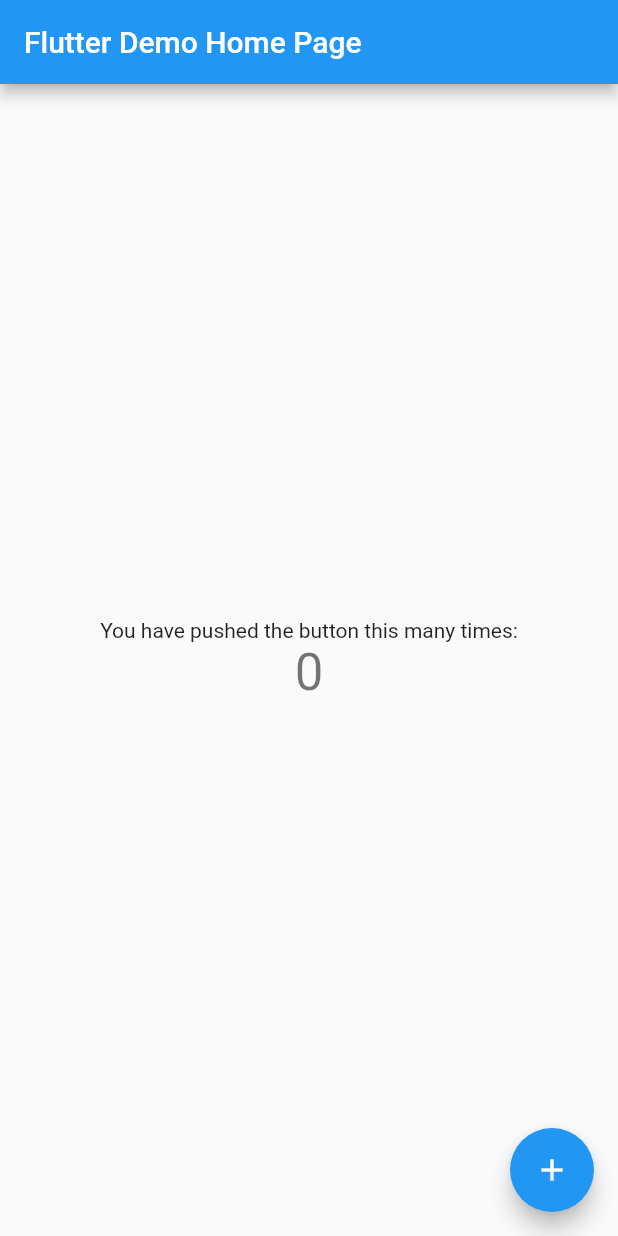
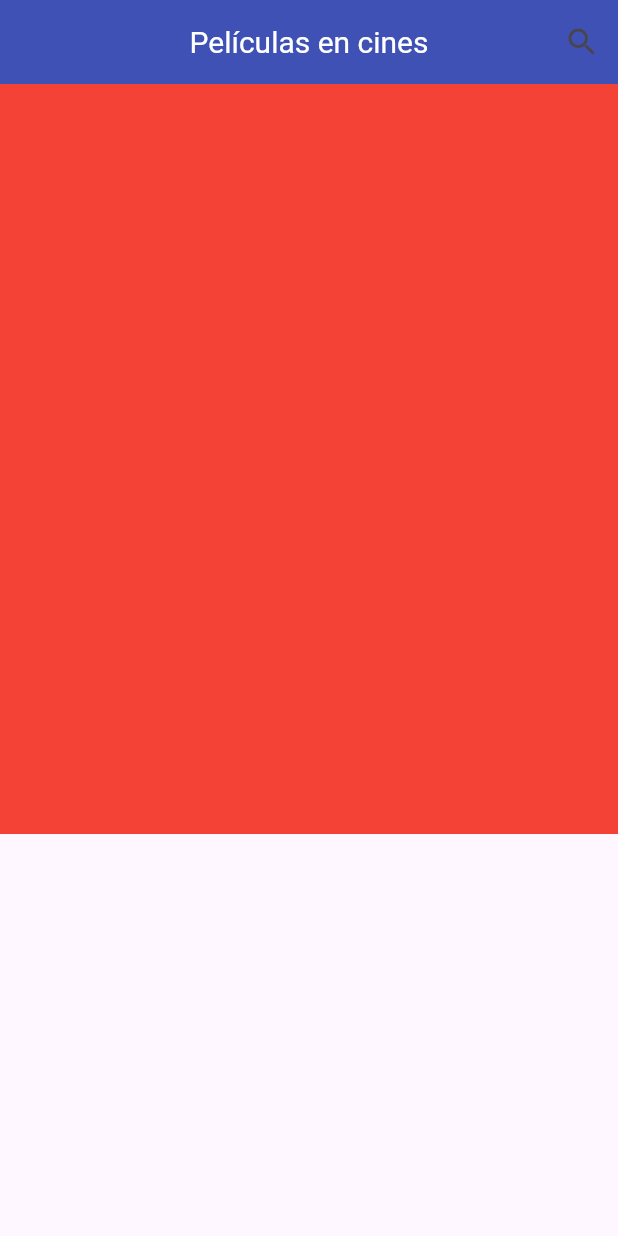
Before and after one commit to AloreBB/peliculas, a Flutter app: the screen it shows after launch, on a phone screen of 412 x 824 dp. Run offline on Flutter 3.47's test engine with Material 2 defaults, Android fonts, the phone set to English and light mode, and no system bars.

Commit message:
Tema global del appBar

```diff
--- a/lib/main.dart
+++ b/lib/main.dart
@@ -1,115 +1,30 @@
 import 'package:flutter/material.dart';
 
-void main() {
-  runApp(const MyApp());
-}
+import 'package:peliculas/screens/screens.dart';
+
+void main() => runApp(const MyApp());
 
 class MyApp extends StatelessWidget {
   const MyApp({super.key});
 
-  // This widget is the root of your application.
   @override
   Widget build(BuildContext context) {
     return MaterialApp(
-      title: 'Flutter Demo',
-      theme: ThemeData(
-        // This is the theme of your application.
-        //
-        // Try running your application with "flutter run". You'll see the
-        // application has a blue toolbar. Then, without quitting the app, try
-        // changing the primarySwatch below to Colors.green and then invoke
-        // "hot reload" (press "r" in the console where you ran "flutter run",
-        // or simply save your changes to "hot reload" in a Flutter IDE).
-        // Notice that the counter didn't reset back to zero; the application
-        // is not restarted.
-        primarySwatch: Colors.blue,
+      debugShowCheckedModeBanner: false,
+      title: 'Películas',
+      initialRoute: 'home',
+      routes: {
+        'home':( _ ) => const HomeScreen(),
+        'detail':( _ ) => const DetailsScreen(),
+      },
+      theme: ThemeData.light( useMaterial3: true ).copyWith(
+        appBarTheme: const AppBarTheme(
+          color: Colors.indigo,
+          elevation: 0,
+          titleTextStyle: TextStyle( color: Colors.white, fontSize: 20),
+          centerTitle: true,
+        )
       ),
-      home: const MyHomePage(title: 'Flutter Demo Home Page'),
     );
   }
 }
-
-class MyHomePage extends StatefulWidget {
-  const MyHomePage({super.key, required this.title});
-
-  // This widget is the home page of your application. It is stateful, meaning
-  // that it has a State object (defined below) that contains fields that affect
-  // how it looks.
-
-  // This class is the configuration for the state. It holds the values (in this
-  // case the title) provided by the parent (in this case the App widget) and
-  // used by the build method of the State. Fields in a Widget subclass are
-  // always marked "final".
-
-  final String title;
-
-  @override
-  State<MyHomePage> createState() => _MyHomePageState();
-}
-
-class _MyHomePageState extends State<MyHomePage> {
-  int _counter = 0;
-
-  void _incrementCounter() {
-    setState(() {
-      // This call to setState tells the Flutter framework that something has
-      // changed in this State, which causes it to rerun the build method below
-      // so that the display can reflect the updated values. If we changed
-      // _counter without calling setState(), then the build method would not be
-      // called again, and so nothing would appear to happen.
-      _counter++;
-    });
-  }
-
-  @override
-  Widget build(BuildContext context) {
-    // This method is rerun every time setState is called, for instance as done
-    // by the _incrementCounter method above.
-    //
-    // The Flutter framework has been optimized to make rerunning build methods
-    // fast, so that you can just rebuild anything that needs updating rather
-    // than having to individually change instances of widgets.
-    return Scaffold(
-      appBar: AppBar(
-        // Here we take the value from the MyHomePage object that was created by
-        // the App.build method, and use it to set our appbar title.
-        title: Text(widget.title),
-      ),
-      body: Center(
-        // Center is a layout widget. It takes a single child and positions it
-        // in the middle of the parent.
-        child: Column(
-          // Column is also a layout widget. It takes a list of children and
-          // arranges them vertically. By default, it sizes itself to fit its
-          // children horizontally, and tries to be as tall as its parent.
-          //
-          // Invoke "debug painting" (press "p" in the console, choose the
-          // "Toggle Debug Paint" action from the Flutter Inspector in Android
-          // Studio, or the "Toggle Debug Paint" command in Visual Studio Code)
-          // to see the wireframe for each widget.
-          //
-          // Column has various properties to control how it sizes itself and
-          // how it positions its children. Here we use mainAxisAlignment to
-          // center the children vertically; the main axis here is the vertical
-          // axis because Columns are vertical (the cross axis would be
-          // horizontal).
-          mainAxisAlignment: MainAxisAlignment.center,
-          children: <Widget>[
-            const Text(
-              'You have pushed the button this many times:',
-            ),
-            Text(
-              '$_counter',
-              style: Theme.of(context).textTheme.headline4,
-            ),
-          ],
-        ),
-      ),
-      floatingActionButton: FloatingActionButton(
-        onPressed: _incrementCounter,
-        tooltip: 'Increment',
-        child: const Icon(Icons.add),
-      ), // This trailing comma makes auto-formatting nicer for build methods.
-    );
-  }
-}
--- /dev/null
+++ b/lib/screens/details_screen.dart
@@ -0,0 +1,16 @@
+import 'package:flutter/material.dart';
+
+class DetailsScreen extends StatelessWidget {
+  const DetailsScreen({super.key});
+
+  @override
+  Widget build(BuildContext context) {
+    return Scaffold(
+      body: Container(
+        child: const Center(
+          child: Text('Home Screen'),
+        ),
+      ),
+    );
+  }
+}
--- /dev/null
+++ b/lib/screens/home_screen.dart
@@ -0,0 +1,28 @@
+import 'package:flutter/material.dart';
+import 'package:peliculas/widgets/widgets.dart';
+
+class HomeScreen extends StatelessWidget {
+  const HomeScreen({super.key});
+
+  @override
+  Widget build(BuildContext context) {
+    return Scaffold(
+        appBar: AppBar(
+          title: const Text('Películas en cines'),
+          actions: [
+            IconButton(
+              onPressed: () {},
+              icon: Icon(Icons.search_outlined),
+            ),
+          ],
+        ),
+        body: Column(
+          children: const [
+
+            CardSwiper()
+
+            // Listado horizontal películas
+          ],
+        ));
+  }
+}
--- /dev/null
+++ b/lib/screens/screens.dart
@@ -0,0 +1,3 @@
+
+export 'package:peliculas/screens/details_screen.dart';
+export 'package:peliculas/screens/home_screen.dart';
--- /dev/null
+++ b/lib/widgets/card_swiper.dart
@@ -0,0 +1,14 @@
+import 'package:flutter/material.dart';
+
+class CardSwiper extends StatelessWidget {
+  const CardSwiper({super.key});
+
+  @override
+  Widget build(BuildContext context) {
+    return Container(
+      width: double.infinity,
+      height: 500,
+      color: Colors.red,
+    );
+  }
+}
--- /dev/null
+++ b/lib/widgets/widgets.dart
@@ -0,0 +1,2 @@
+
+export 'package:peliculas/widgets/card_swiper.dart';
```
